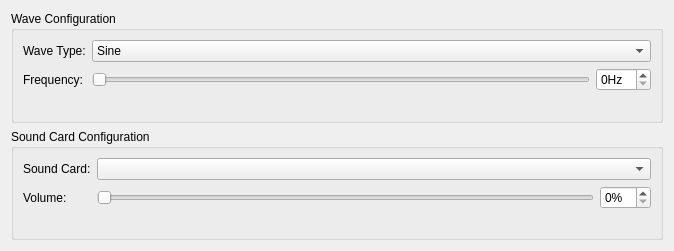
kaichiuchu/vm-tutorial, file src/frontend/views/settings/audio_settings.ui: the form before one commit.
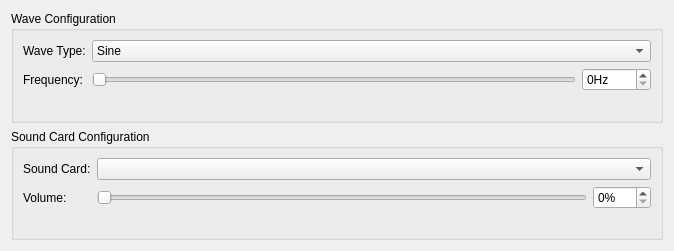
The form after the commit.

```diff
--- a/src/frontend/views/settings/audio_settings.ui
+++ b/src/frontend/views/settings/audio_settings.ui
@@ -62,6 +62,9 @@
        <layout class="QHBoxLayout" name="horizontalLayout">
         <item>
          <widget class="QSlider" name="frequencySlider">
+          <property name="maximum">
+           <number>1000</number>
+          </property>
           <property name="orientation">
            <enum>Qt::Horizontal</enum>
           </property>
@@ -72,6 +75,9 @@
           <property name="suffix">
            <string>Hz</string>
           </property>
+          <property name="maximum">
+           <number>1000</number>
+          </property>
          </widget>
         </item>
        </layout>
@@ -106,6 +112,9 @@
        <layout class="QHBoxLayout" name="horizontalLayout_2">
         <item>
          <widget class="QSlider" name="volumeSlider">
+          <property name="maximum">
+           <number>100</number>
+          </property>
           <property name="orientation">
            <enum>Qt::Horizontal</enum>
           </property>
@@ -116,6 +125,9 @@
           <property name="suffix">
            <string>%</string>
           </property>
+          <property name="maximum">
+           <number>100</number>
+          </property>
          </widget>
         </item>
        </layout>
```
